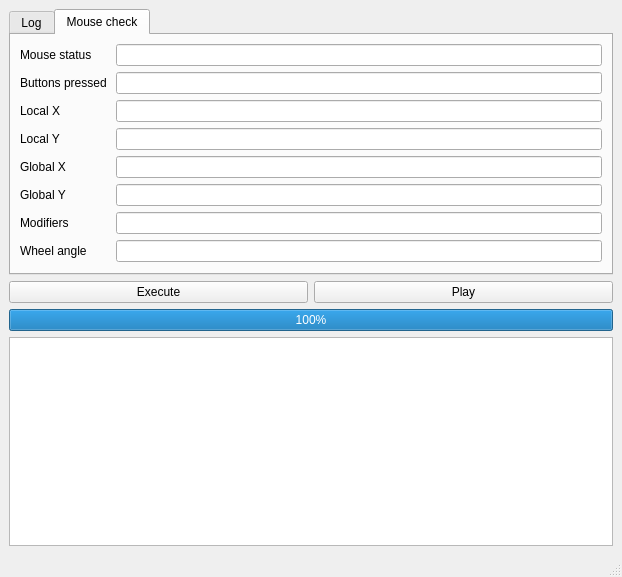
Qt form mainwindow.ui (0mniCrow/SmartGraph) before a commit.
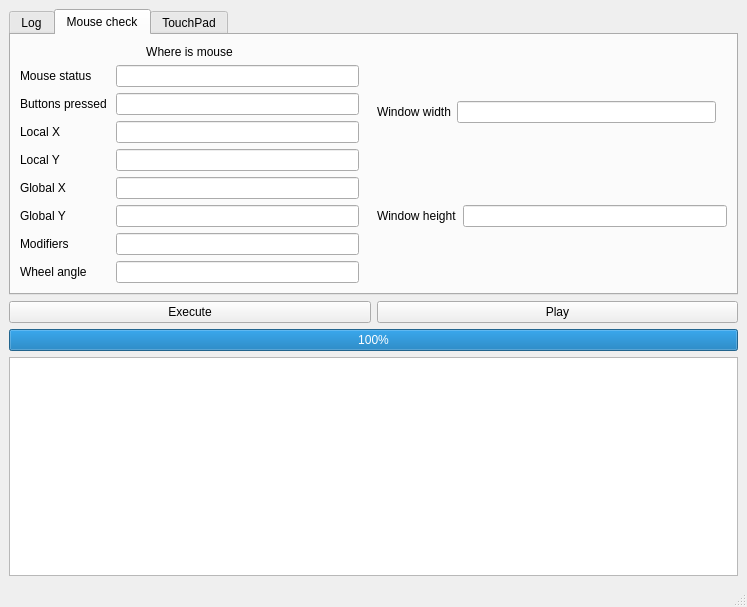
The same form after that commit. The open tabs and pages were chosen to show the change.

```diff
--- a/mainwindow.ui
+++ b/mainwindow.ui
@@ -6,8 +6,8 @@
    <rect>
     <x>0</x>
     <y>0</y>
-    <width>622</width>
-    <height>577</height>
+    <width>747</width>
+    <height>607</height>
    </rect>
   </property>
   <property name="windowTitle">
@@ -36,10 +36,28 @@
        </attribute>
        <layout class="QVBoxLayout" name="verticalLayout_3">
         <item>
-         <layout class="QVBoxLayout" name="verticalLayout_2">
+         <layout class="QHBoxLayout" name="horizontalLayout_10">
+          <property name="rightMargin">
+           <number>0</number>
+          </property>
           <property name="bottomMargin">
            <number>0</number>
           </property>
+          <item>
+           <layout class="QVBoxLayout" name="verticalLayout_5">
+            <property name="rightMargin">
+             <number>12</number>
+            </property>
+            <item>
+             <widget class="QLabel" name="label_EnterLeave">
+              <property name="text">
+               <string>Where is mouse</string>
+              </property>
+              <property name="alignment">
+               <set>Qt::AlignCenter</set>
+              </property>
+             </widget>
+            </item>
           <item>
            <layout class="QHBoxLayout" name="horizontalLayout_2">
             <item>
@@ -250,8 +268,6 @@
             </item>
            </layout>
           </item>
-         </layout>
-        </item>
         <item>
          <layout class="QHBoxLayout" name="horizontalLayout_9">
           <property name="bottomMargin">
@@ -282,6 +298,72 @@
          </layout>
         </item>
        </layout>
+          </item>
+          <item>
+           <layout class="QVBoxLayout" name="verticalLayout_2">
+            <property name="rightMargin">
+             <number>0</number>
+            </property>
+            <property name="bottomMargin">
+             <number>0</number>
+            </property>
+            <item>
+             <layout class="QHBoxLayout" name="horizontalLayout_11">
+              <property name="rightMargin">
+               <number>11</number>
+              </property>
+              <property name="bottomMargin">
+               <number>20</number>
+              </property>
+              <item>
+               <widget class="QLabel" name="label_9">
+                <property name="text">
+                 <string>Window width</string>
+                </property>
+               </widget>
+              </item>
+              <item>
+               <widget class="QLineEdit" name="line_WindowWidth"/>
+              </item>
+             </layout>
+            </item>
+            <item>
+             <layout class="QHBoxLayout" name="horizontalLayout_12">
+              <item>
+               <widget class="QLabel" name="label_10">
+                <property name="text">
+                 <string>Window height</string>
+                </property>
+               </widget>
+              </item>
+              <item>
+               <widget class="QLineEdit" name="line_WindowHeight"/>
+              </item>
+             </layout>
+            </item>
+           </layout>
+          </item>
+         </layout>
+        </item>
+       </layout>
+      </widget>
+      <widget class="QWidget" name="tab_3">
+       <attribute name="title">
+        <string>TouchPad</string>
+       </attribute>
+       <widget class="QPushButton" name="Button_OpenTouchForm">
+        <property name="geometry">
+         <rect>
+          <x>20</x>
+          <y>10</y>
+          <width>171</width>
+          <height>18</height>
+         </rect>
+        </property>
+        <property name="text">
+         <string>Open Touch Form</string>
+        </property>
+       </widget>
       </widget>
      </widget>
     </item>
```
Left out of the diff: 2 changed lines with no effect on the pictures. Lines whose indentation alone changed are shown as unchanged.
